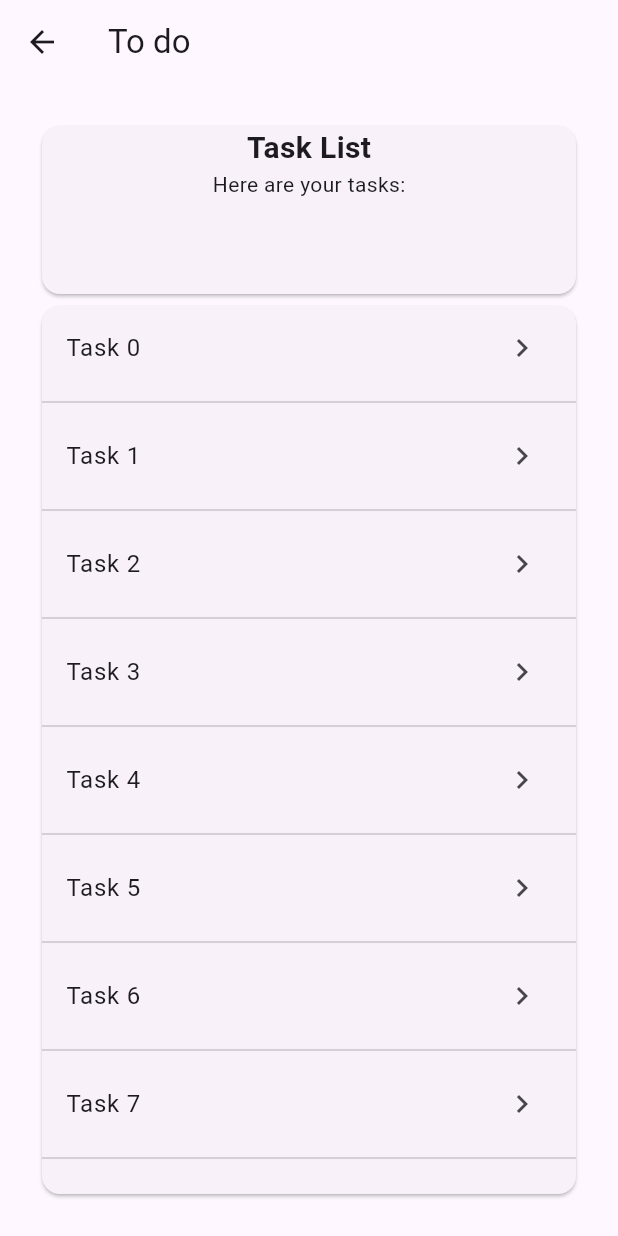
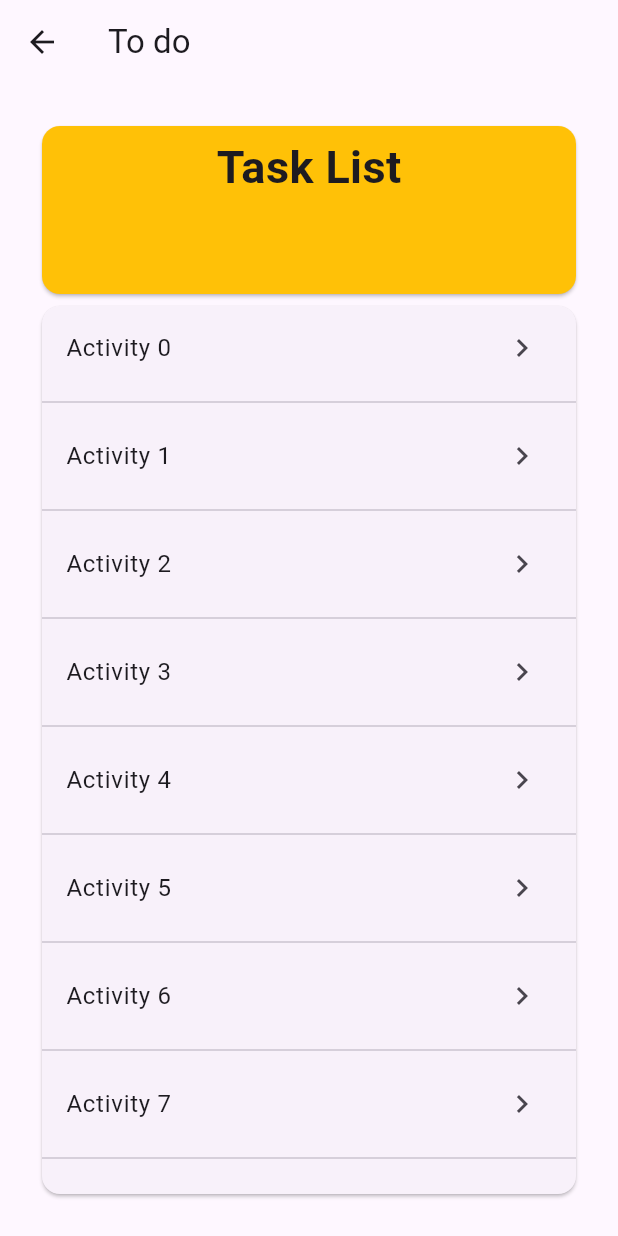
Before and after one commit to eduardowanderleyde/flutter-studies, a Flutter app: the TaskList screen opened directly, on a phone screen of 412 x 824 dp. Run offline on Flutter 3.47's test engine with Material 2 defaults, Android fonts, the phone set to English and light mode, and no system bars; our stand-ins replace shared_preferences; accounts and stored records are empty.

Commit message:
adjusting some parameters

```diff
--- a/initial_code/lib/pages/task_list.dart
+++ b/initial_code/lib/pages/task_list.dart
@@ -16,16 +16,16 @@ class TaskList extends StatelessWidget {
           children: [
             const Expanded(
               flex: 2,
-              child: Card(
-                child: SizedBox(
-                  width: double.infinity,
-                  child: Column(
-                    children: [
-                      // Add any content you want inside the Card widget.
-                      // For example, you can add a title or description for the tasks.
-                      Text('Task List', style: TextStyle(fontSize: 20, fontWeight: FontWeight.bold)),
-                      Text('Here are your tasks:'),
-                    ],
+              child: Card(color: Colors.amber,
+                child: Center(
+                  child: SizedBox(
+                    width: 300,
+                    height: 100,
+                    child: Column(
+                      children: [
+                        Text('Task List', style: TextStyle(fontSize: 30, fontWeight: FontWeight.bold)),
+                      ],
+                    ),
                   ),
                 ),
               ),
@@ -37,7 +37,7 @@ class TaskList extends StatelessWidget {
                   shrinkWrap: true,
                   itemBuilder: (context, index) {
                     return ListTile(
-                      title: Text('Task $index'),
+                      title: Text('Activity $index'),
                       trailing: const Icon(Icons.chevron_right),
                       onTap: () {
                         // Add any functionality you want when tapping the ListTile.
```
Also changed, not shown: initial_code/lib/pages/login_screen.dart (+5 -12 lines).
